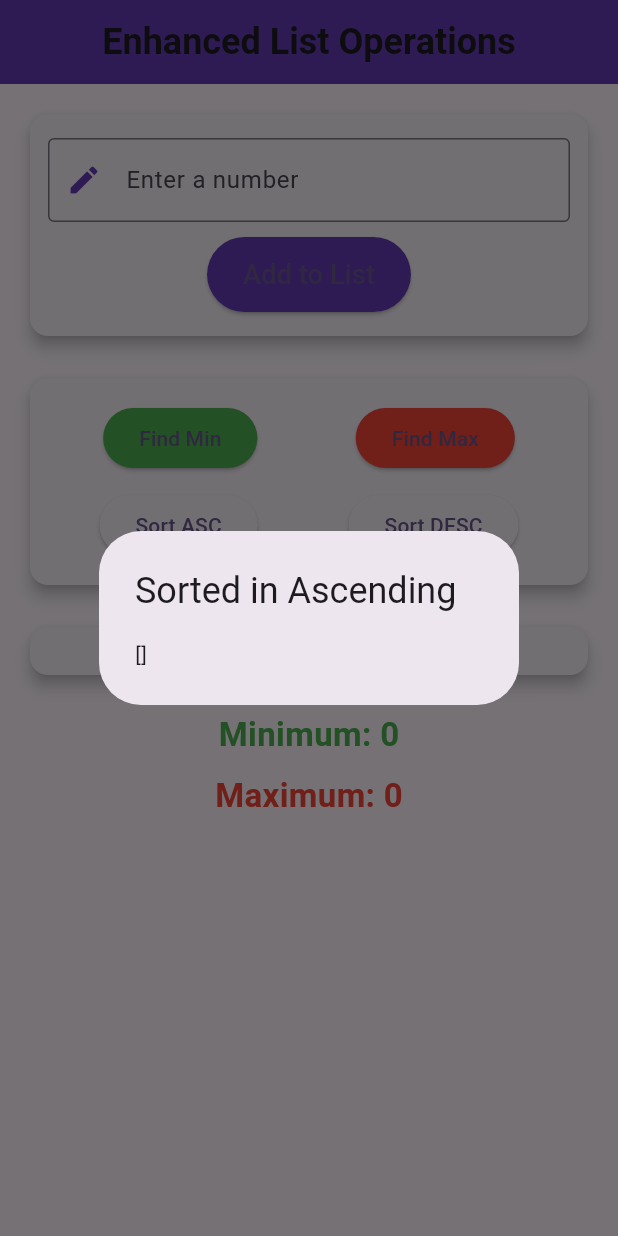
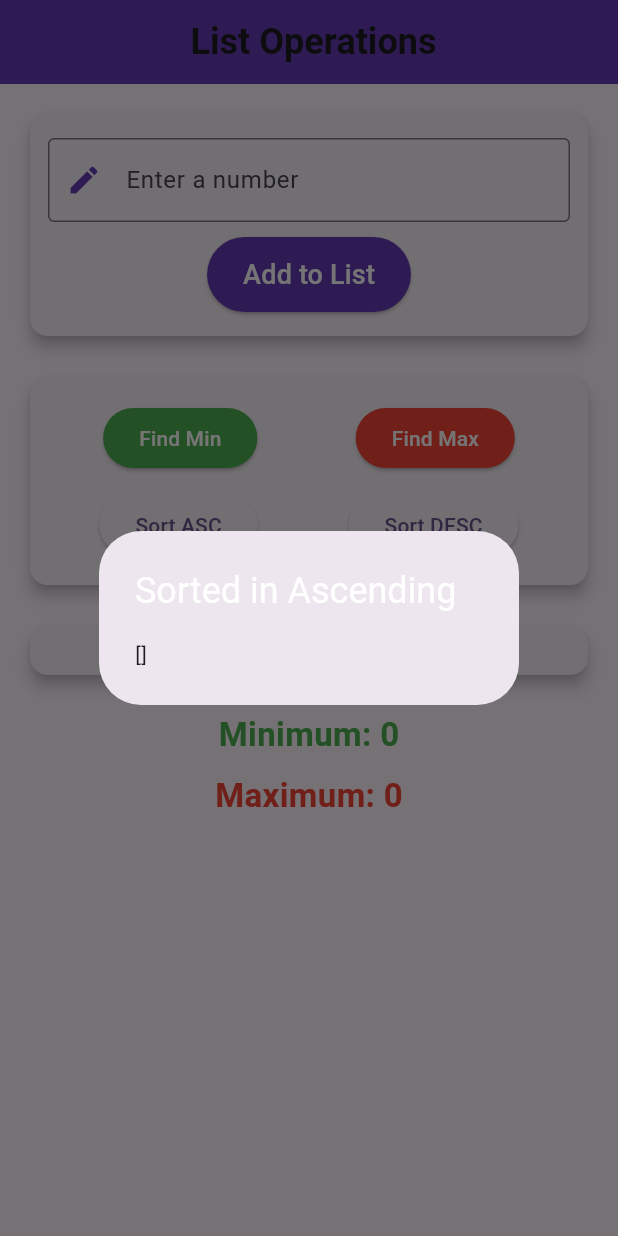
Before and after one commit to Sudharshanan56/list, a Flutter app: the screen it shows after launch, after a tap on "Sort ASC", on a phone screen of 412 x 824 dp. Run offline on Flutter 3.47's test engine with Material 3 defaults, Android fonts, the phone set to English and light mode, and no system bars.

Commit message:
commit 1

```diff
--- a/lib/List_Practice.dart
+++ b/lib/List_Practice.dart
@@ -46,7 +46,7 @@ class _ListTestState extends State<ListTest> {
       appBar: AppBar(
         title: const Center(
           child: Text(
-            "Enhanced List Operations",
+            " List Operations",
             style: TextStyle(fontSize: 24, fontWeight: FontWeight.bold),
           ),
         ),
@@ -88,7 +88,7 @@ class _ListTestState extends State<ListTest> {
                         ),
                         child: const Text(
                           "Add to List",
-                          style: TextStyle(fontSize: 18),
+                          style: TextStyle(fontSize: 18,color: Colors.white),
                         ),
                       ),
                     ],
@@ -115,14 +115,14 @@ class _ListTestState extends State<ListTest> {
                             style: ElevatedButton.styleFrom(
                               backgroundColor: Colors.green,
                             ),
-                            child: const Text("Find Min"),
+                            child: const Text("Find Min",style: TextStyle(color: Colors.white),),
                           ),
                           ElevatedButton(
                             onPressed: Max,
                             style: ElevatedButton.styleFrom(
                               backgroundColor: Colors.red,
                             ),
-                            child: const Text("Find Max"),
+                            child: const Text("Find Max",style: TextStyle(color: Colors.white),),
                           ),
                         ],
                       ),
@@ -136,7 +136,7 @@ class _ListTestState extends State<ListTest> {
                               showDialog(
                                 context: context,
                                 builder: (context) => AlertDialog(
-                                  title: const Text("Sorted in Ascending"),
+                                  title: const Text("Sorted in Ascending",style: TextStyle(color: Colors.white),),
                                   content: Text(x.toString()),
                                 ),
                               );
```
